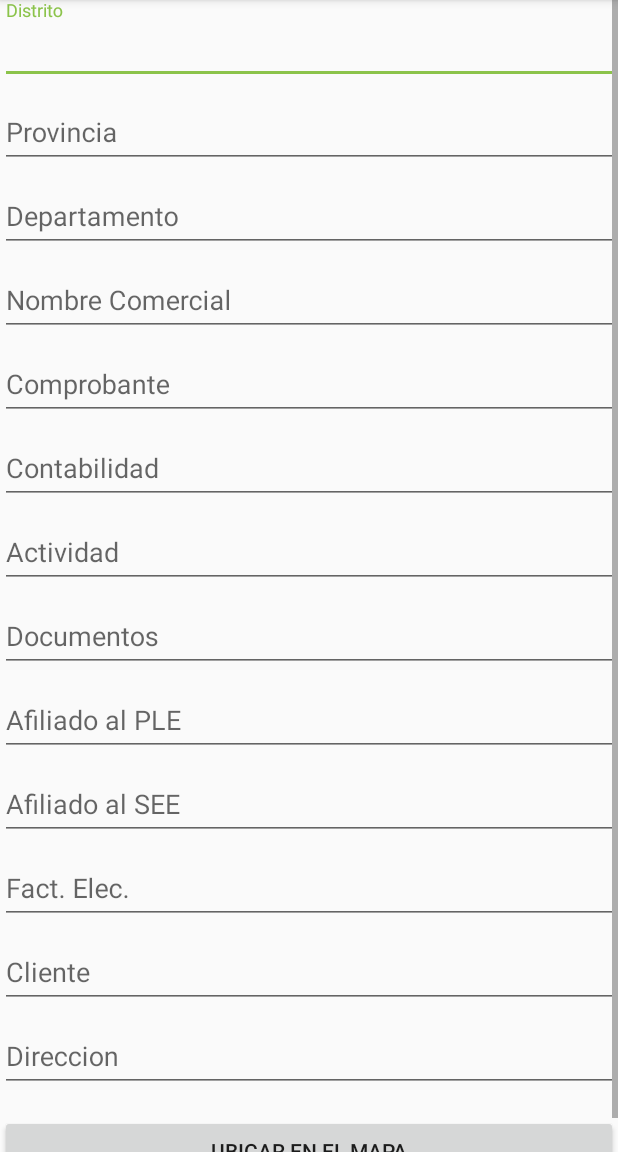
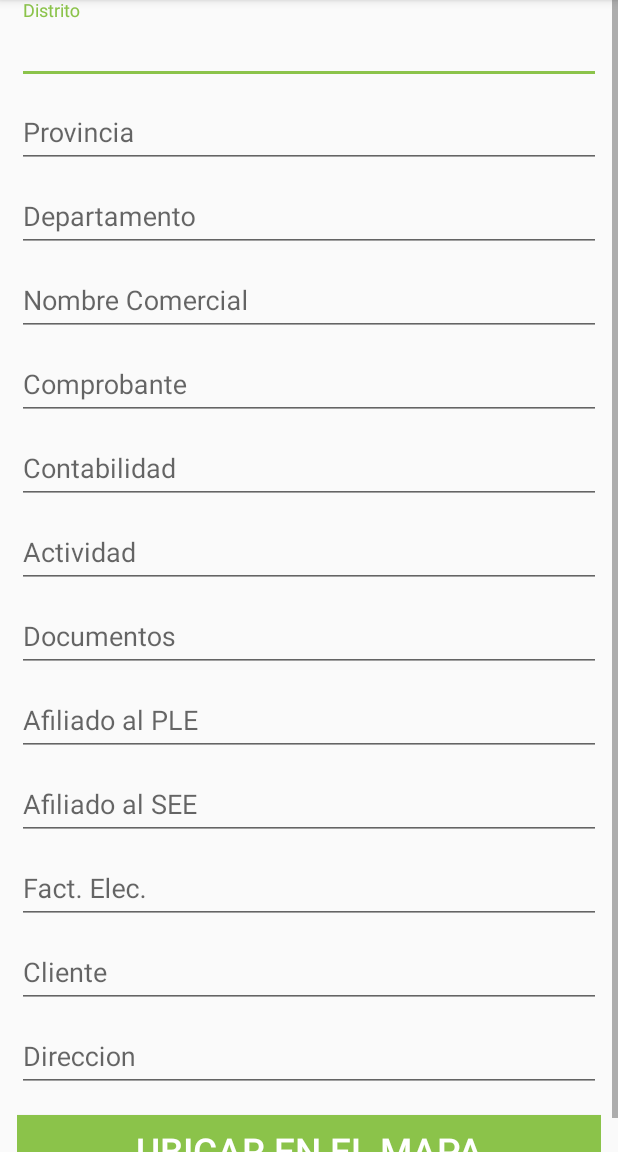
Before and after one commit to IUVADE/CarteraClientesApp, an Android app: the FiltroClienteActivity screen opened directly, with no data from a screen before it, on a phone screen of 412 x 824 dp, the part 84-1236 px from its top. Run offline under Robolectric (Android 15) with nearby library versions, the phone set to English and light mode, and no system bars.

Commit message:
Mejoramiento de UI e implementacion de padron de diseño MVC

```diff
--- a/app/src/main/AndroidManifest.xml
+++ b/app/src/main/AndroidManifest.xml
@@ -31,7 +31,7 @@
             android:value="@string/google_maps_key" />
 
         <activity
-            android:name=".MapsActivity"
+            android:name=".views.MapsActivity"
             android:label="@string/title_activity_maps" />
         <activity android:name=".LoginActivity">
             <intent-filter>
@@ -40,8 +40,8 @@
                 <category android:name="android.intent.category.LAUNCHER" />
             </intent-filter>
         </activity>
-        <activity android:name=".ClienteActivity" />
-        <activity android:name=".FiltroClienteActivity"></activity>
+        <activity android:name=".views.ClienteActivity" />
+        <activity android:name=".views.FiltroClienteActivity"></activity>
     </application>
 
 </manifest>
--- a/app/src/main/java/com/iuvade/iuvade3/carteraclientesapp/LoginActivity.java
+++ b/app/src/main/java/com/iuvade/iuvade3/carteraclientesapp/LoginActivity.java
@@ -10,6 +10,8 @@ import android.os.Bundle;
 import android.view.View;
 import android.widget.Button;
 import android.widget.Toast;
+
+import com.iuvade.iuvade3.carteraclientesapp.views.FiltroClienteActivity;
 
 public class LoginActivity extends AppCompatActivity implements View.OnClickListener {
 
--- a/app/src/main/java/com/iuvade/iuvade3/carteraclientesapp/ClienteActivity.java
+++ b/app/src/main/java/com/iuvade/iuvade3/carteraclientesapp/views/ClienteActivity.java
@@ -1,7 +1,9 @@
-package com.iuvade.iuvade3.carteraclientesapp;
+package com.iuvade.iuvade3.carteraclientesapp.views;
 
 import android.support.v7.app.AppCompatActivity;
 import android.os.Bundle;
+
+import com.iuvade.iuvade3.carteraclientesapp.R;
 
 public class ClienteActivity extends AppCompatActivity {
 
--- a/app/src/main/java/com/iuvade/iuvade3/carteraclientesapp/FiltroClienteActivity.java
+++ b/app/src/main/java/com/iuvade/iuvade3/carteraclientesapp/views/FiltroClienteActivity.java
@@ -1,10 +1,13 @@
-package com.iuvade.iuvade3.carteraclientesapp;
+package com.iuvade.iuvade3.carteraclientesapp.views;
 
 import android.content.Intent;
 import android.support.v7.app.AppCompatActivity;
 import android.os.Bundle;
 import android.view.View;
 import android.widget.Button;
+
+import com.iuvade.iuvade3.carteraclientesapp.views.MapsActivity;
+import com.iuvade.iuvade3.carteraclientesapp.R;
 
 public class FiltroClienteActivity extends AppCompatActivity {
 
--- a/app/src/main/res/layout/activity_cliente.xml
+++ b/app/src/main/res/layout/activity_cliente.xml
@@ -4,7 +4,7 @@
     xmlns:tools="http://schemas.android.com/tools"
     android:layout_width="match_parent"
     android:layout_height="match_parent"
-    tools:context="com.iuvade.iuvade3.carteraclientesapp.ClienteActivity">
+    tools:context="com.iuvade.iuvade3.carteraclientesapp.views.ClienteActivity">
 
     <TextView
         android:id="@+id/textView"
--- a/app/src/main/res/layout/activity_filtro_cliente.xml
+++ b/app/src/main/res/layout/activity_filtro_cliente.xml
@@ -4,18 +4,19 @@
     xmlns:tools="http://schemas.android.com/tools"
     android:layout_width="match_parent"
     android:layout_height="match_parent"
-    tools:context="com.iuvade.iuvade3.carteraclientesapp.FiltroClienteActivity">
+    tools:context="com.iuvade.iuvade3.carteraclientesapp.views.FiltroClienteActivity">
 
     <ScrollView
         android:layout_width="match_parent"
         android:layout_height="wrap_content"
         android:verticalScrollbarPosition="right">
 
-
         <LinearLayout
             android:layout_width="match_parent"
             android:layout_height="match_parent"
-            android:orientation="vertical">
+            android:orientation="vertical"
+            android:layout_marginLeft="5pt"
+            android:layout_marginRight="5pt">
 
             <android.support.design.widget.TextInputLayout
                 android:layout_width="match_parent"
@@ -165,7 +166,10 @@
                 android:layout_width="match_parent"
                 android:layout_height="wrap_content"
                 android:layout_marginTop="15dp"
-                android:text="Ubicar en el Mapa" />
+                android:text="Ubicar en el Mapa"
+                android:textSize="11pt"
+                android:background="@color/colorAccent"
+                android:textColor="@color/colorText"/>
         </LinearLayout>
 
     </ScrollView>
--- a/app/src/main/res/layout/activity_maps.xml
+++ b/app/src/main/res/layout/activity_maps.xml
@@ -5,4 +5,4 @@
     android:name="com.google.android.gms.maps.SupportMapFragment"
     android:layout_width="match_parent"
     android:layout_height="match_parent"
-    tools:context="com.iuvade.iuvade3.carteraclientesapp.MapsActivity" />
+    tools:context="com.iuvade.iuvade3.carteraclientesapp.views.MapsActivity" />
--- a/app/src/main/res/values/dimens.xml
+++ b/app/src/main/res/values/dimens.xml
@@ -1,3 +1,2 @@
-<resources>
-    <dimen name="btnlogin_textsize">12pt</dimen>
-</resources>
+<?xml version="1.0" encoding="utf-8"?>
+<resources></resources>
```
Also changed, not shown: app/src/main/java/com/iuvade/iuvade3/carteraclientesapp/service/HttpHandler.java (added, +64 -0 lines), app/src/main/java/com/iuvade/iuvade3/carteraclientesapp/views/MapsActivity.java (renamed from app/src/main/java/com/iuvade/iuvade3/carteraclientesapp/MapsActivity.java, +7 -1 lines), app/src/main/res/layout/activity_login.xml (+7 -4 lines).
